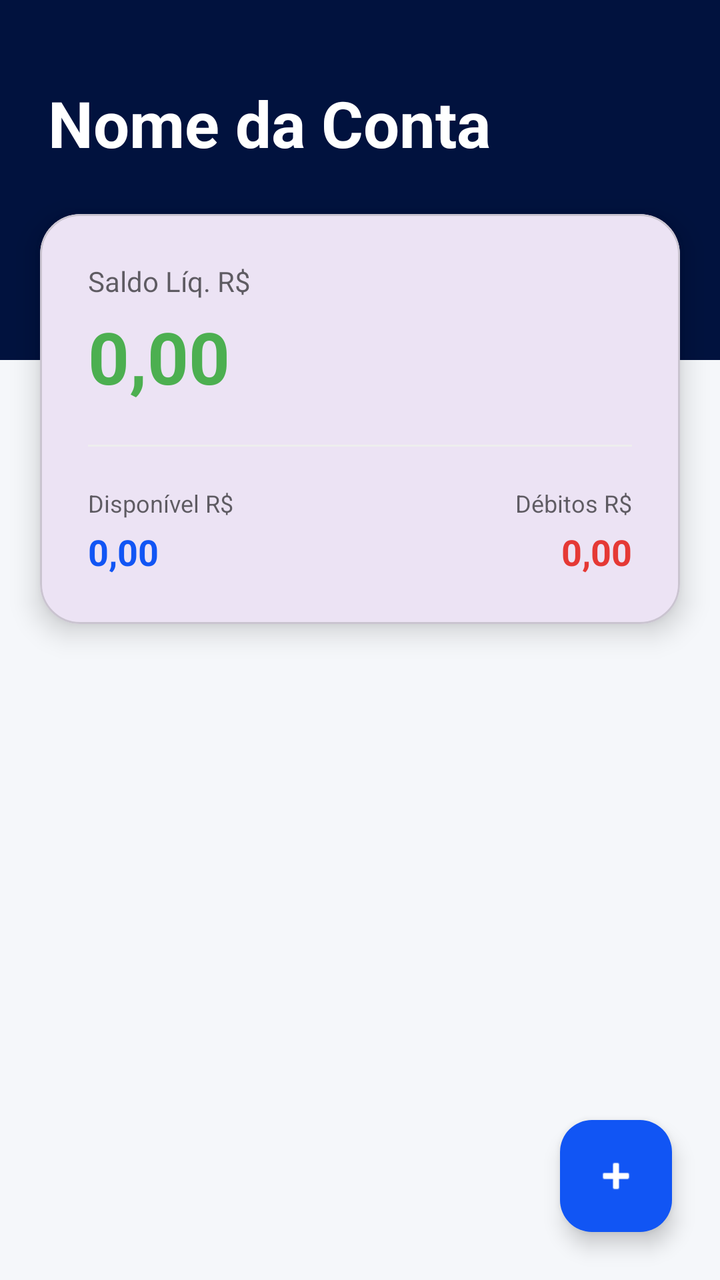
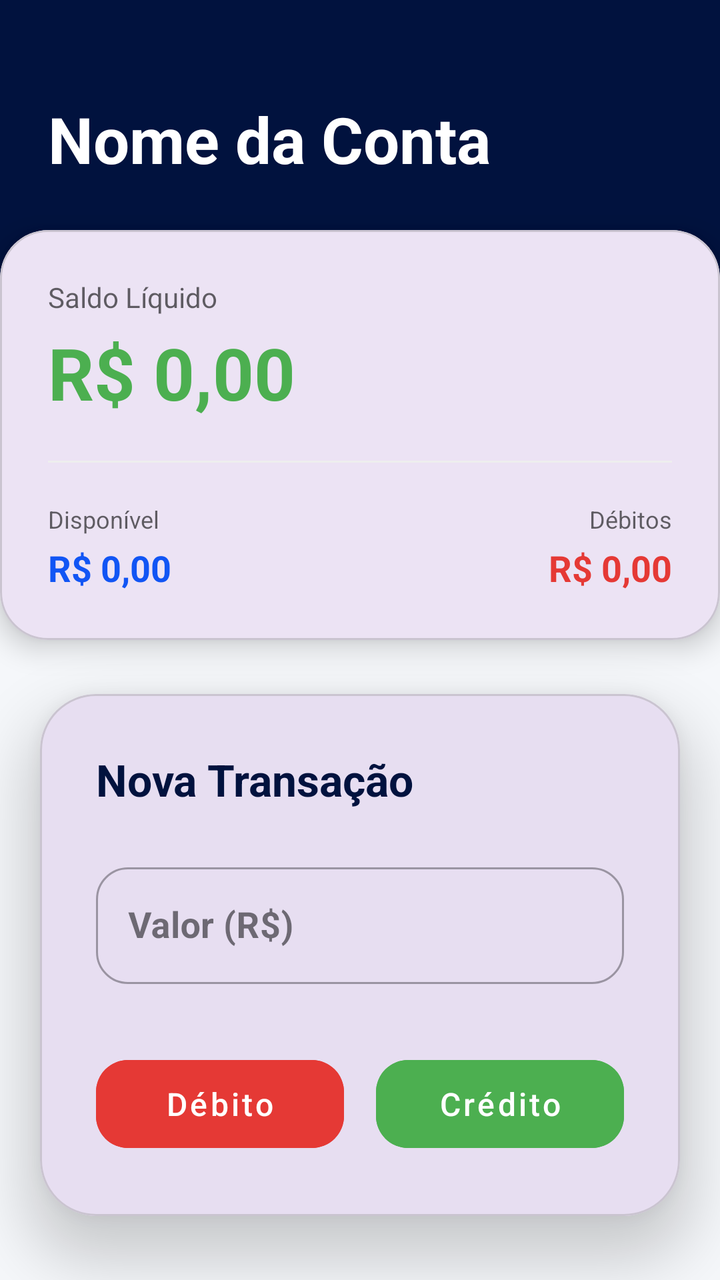

Two renders of the same Android screen: before a commit and after it. Below are the layout's source before the change and the commit's diff.
<!-- AndroidManifest.xml: application theme Theme.MeuControleFinaceiro -->
<!-- res/layout/fragment_fragmentbanco_aberto.xml -->
<?xml version="1.0" encoding="utf-8"?>
<androidx.constraintlayout.widget.ConstraintLayout xmlns:android="http://schemas.android.com/apk/res/android"
    xmlns:app="http://schemas.android.com/apk/res-auto"
    xmlns:tools="http://schemas.android.com/tools"
    android:layout_width="match_parent"
    android:layout_height="match_parent"
    android:background="#F5F7FA"
    tools:context=".ui.bancoAberto.FragmentbancoAberto">

    
    <View
        android:id="@+id/viewHeaderBackground"
        android:layout_width="match_parent"
        android:layout_height="180dp"
        android:background="@color/azul2"
        app:layout_constraintTop_toTopOf="parent" />

    <TextView
        android:id="@+id/textNomeConta"
        android:layout_width="0dp"
        android:layout_height="wrap_content"
        android:layout_marginStart="24dp"
        android:layout_marginTop="40dp"
        android:layout_marginEnd="24dp"
        android:text="Nome da Conta"
        android:textColor="@color/white"
        android:textSize="32sp"
        android:textStyle="bold"
        app:layout_constraintEnd_toEndOf="parent"
        app:layout_constraintStart_toStartOf="parent"
        app:layout_constraintTop_toTopOf="parent" />

    
    <com.google.android.material.card.MaterialCardView
        android:id="@+id/cardInfo"
        android:layout_width="match_parent"
        android:layout_height="wrap_content"
        android:layout_marginStart="20dp"
        android:layout_marginTop="24dp"
        android:layout_marginEnd="20dp"
        app:cardCornerRadius="20dp"
        app:cardElevation="8dp"
        app:layout_constraintTop_toBottomOf="@id/textNomeConta">

        <androidx.constraintlayout.widget.ConstraintLayout
            android:layout_width="match_parent"
            android:layout_height="wrap_content"
            android:padding="24dp">

            <TextView
                android:id="@+id/textView4"
                android:layout_width="wrap_content"
                android:layout_height="wrap_content"
                android:alpha="0.6"
                android:text="Saldo Líq. R$"
                android:textColor="@color/black"
                android:textSize="14sp"
                app:layout_constraintStart_toStartOf="parent"
                app:layout_constraintTop_toTopOf="parent" />

            <TextView
                android:id="@+id/textSaldoLiq"
                android:layout_width="wrap_content"
                android:layout_height="wrap_content"
                android:layout_marginTop="4dp"
                android:text="0,00"
                android:textColor="@color/verde"
                android:textSize="36sp"
                android:textStyle="bold"
                app:layout_constraintStart_toStartOf="parent"
                app:layout_constraintTop_toBottomOf="@id/textView4" />

            <View
                android:id="@+id/cardDivider"
                android:layout_width="match_parent"
                android:layout_height="1dp"
                android:layout_marginTop="20dp"
                android:background="#EEEEEE"
                app:layout_constraintTop_toBottomOf="@id/textSaldoLiq" />

            <LinearLayout
                android:layout_width="match_parent"
                android:layout_height="wrap_content"
                android:layout_marginTop="20dp"
                android:baselineAligned="false"
                android:orientation="horizontal"
                app:layout_constraintTop_toBottomOf="@id/cardDivider">

                <LinearLayout
                    android:layout_width="0dp"
                    android:layout_height="wrap_content"
                    android:layout_weight="1"
                    android:orientation="vertical">

                    <TextView
                        android:id="@+id/textView5"
                        android:layout_width="wrap_content"
                        android:layout_height="wrap_content"
                        android:alpha="0.6"
                        android:text="Disponível R$"
                        android:textColor="@color/black"
                        android:textSize="12sp" />

                    <TextView
                        android:id="@+id/textSaldoDisponivel"
                        android:layout_width="wrap_content"
                        android:layout_height="wrap_content"
                        android:layout_marginTop="4dp"
                        android:text="0,00"
                        android:textColor="@color/azul"
                        android:textSize="18sp"
                        android:textStyle="bold" />
                </LinearLayout>

                <LinearLayout
                    android:layout_width="0dp"
                    android:layout_height="wrap_content"
                    android:layout_weight="1"
                    android:gravity="end"
                    android:orientation="vertical">

                    <TextView
                        android:id="@+id/textView8"
                        android:layout_width="wrap_content"
                        android:layout_height="wrap_content"
                        android:alpha="0.6"
                        android:text="Débitos R$"
                        android:textColor="@color/black"
                        android:textSize="12sp" />

                    <TextView
                        android:id="@+id/textDebitos"
                        android:layout_width="wrap_content"
                        android:layout_height="wrap_content"
                        android:layout_marginTop="4dp"
                        android:text="0,00"
                        android:textColor="@color/red"
                        android:textSize="18sp"
                        android:textStyle="bold" />
                </LinearLayout>
            </LinearLayout>

        </androidx.constraintlayout.widget.ConstraintLayout>
    </com.google.android.material.card.MaterialCardView>

    <ProgressBar
        android:id="@+id/progressBarBancoAberto"
        style="?android:attr/progressBarStyle"
        android:layout_width="wrap_content"
        android:layout_height="wrap_content"
        android:elevation="10dp"
        android:visibility="gone"
        app:layout_constraintBottom_toBottomOf="parent"
        app:layout_constraintEnd_toEndOf="parent"
        app:layout_constraintStart_toStartOf="parent"
        app:layout_constraintTop_toTopOf="parent" />

    <com.google.android.material.floatingactionbutton.FloatingActionButton
        android:id="@+id/fabAddTrazacao"
        android:layout_width="wrap_content"
        android:layout_height="wrap_content"
        android:layout_marginEnd="24dp"
        android:layout_marginBottom="24dp"
        android:backgroundTint="@color/azul"
        android:clickable="true"
        android:contentDescription="Adicionar Transação"
        android:focusable="true"
        app:layout_constraintBottom_toBottomOf="parent"
        app:layout_constraintEnd_toEndOf="parent"
        app:srcCompat="@android:drawable/ic_input_add"
        app:tint="@color/white" />

</androidx.constraintlayout.widget.ConstraintLayout>
<!-- resources referenced by this layout -->
<resources>
  <color name="azul">#1155F4</color>
  <color name="azul2">#01123E</color>
  <color name="black">#FF000000</color>
  <color name="red">#E53935</color>
  <color name="verde">#4CAF50</color>
  <color name="white">#FFFFFFFF</color>
  <style name="Theme.MeuControleFinaceiro" parent="Base.Theme.MeuControleFinaceiro" />
  <style name="Base.Theme.MeuControleFinaceiro" parent="Theme.Material3.DayNight.NoActionBar">
          
  
  
      </style>
</resources>

<!-- the commit's change to res/layout/fragment_fragmentbanco_aberto.xml (unified diff, before → after) -->
@@ -5,14 +5,16 @@
     android:layout_width="match_parent"
     android:layout_height="match_parent"
     android:background="#F5F7FA"
+    android:visibility="visible"
     tools:context=".ui.bancoAberto.FragmentbancoAberto">
 
     
     <View
         android:id="@+id/viewHeaderBackground"
         android:layout_width="match_parent"
-        android:layout_height="180dp"
+        android:layout_height="200dp"
         android:background="@color/azul2"
+        android:visibility="visible"
         app:layout_constraintTop_toTopOf="parent" />
 
     <TextView
@@ -20,12 +22,13 @@
         android:layout_width="0dp"
         android:layout_height="wrap_content"
         android:layout_marginStart="24dp"
-        android:layout_marginTop="40dp"
+        android:layout_marginTop="48dp"
         android:layout_marginEnd="24dp"
         android:text="Nome da Conta"
         android:textColor="@color/white"
         android:textSize="32sp"
         android:textStyle="bold"
+        android:visibility="visible"
         app:layout_constraintEnd_toEndOf="parent"
         app:layout_constraintStart_toStartOf="parent"
         app:layout_constraintTop_toTopOf="parent" />
@@ -35,12 +38,13 @@
         android:id="@+id/cardInfo"
         android:layout_width="match_parent"
         android:layout_height="wrap_content"
-        android:layout_marginStart="20dp"
         android:layout_marginTop="24dp"
-        android:layout_marginEnd="20dp"
-        app:cardCornerRadius="20dp"
+        android:visibility="visible"
+        app:cardCornerRadius="24dp"
         app:cardElevation="8dp"
-        app:layout_constraintTop_toBottomOf="@id/textNomeConta">
+        app:layout_constraintTop_toBottomOf="@id/textNomeConta"
+        tools:layout_editor_absoluteX="20dp"
+        tools:visibility="visible">
 
         <androidx.constraintlayout.widget.ConstraintLayout
             android:layout_width="match_parent"
@@ -52,7 +56,7 @@
                 android:layout_width="wrap_content"
                 android:layout_height="wrap_content"
                 android:alpha="0.6"
-                android:text="Saldo Líq. R$"
+                android:text="Saldo Líquido"
                 android:textColor="@color/black"
                 android:textSize="14sp"
                 app:layout_constraintStart_toStartOf="parent"
@@ -63,7 +67,7 @@
                 android:layout_width="wrap_content"
                 android:layout_height="wrap_content"
                 android:layout_marginTop="4dp"
-                android:text="0,00"
+                android:text="R$ 0,00"
                 android:textColor="@color/verde"
                 android:textSize="36sp"
                 android:textStyle="bold"
@@ -97,7 +101,7 @@
                         android:layout_width="wrap_content"
                         android:layout_height="wrap_content"
                         android:alpha="0.6"
-                        android:text="Disponível R$"
+                        android:text="Disponível"
                         android:textColor="@color/black"
                         android:textSize="12sp" />
 
@@ -106,7 +110,7 @@
                         android:layout_width="wrap_content"
                         android:layout_height="wrap_content"
                         android:layout_marginTop="4dp"
-                        android:text="0,00"
+                        android:text="R$ 0,00"
                         android:textColor="@color/azul"
                         android:textSize="18sp"
                         android:textStyle="bold" />
@@ -124,7 +128,7 @@
                         android:layout_width="wrap_content"
                         android:layout_height="wrap_content"
                         android:alpha="0.6"
-                        android:text="Débitos R$"
+                        android:text="Débitos"
                         android:textColor="@color/black"
                         android:textSize="12sp" />
 
@@ -133,12 +137,102 @@
                         android:layout_width="wrap_content"
                         android:layout_height="wrap_content"
                         android:layout_marginTop="4dp"
-                        android:text="0,00"
+                        android:text="R$ 0,00"
                         android:textColor="@color/red"
                         android:textSize="18sp"
                         android:textStyle="bold" />
                 </LinearLayout>
             </LinearLayout>
+        </androidx.constraintlayout.widget.ConstraintLayout>
+    </com.google.android.material.card.MaterialCardView>
+
+    
+    <com.google.android.material.card.MaterialCardView
+        android:id="@+id/adTrazacao"
+        android:layout_width="match_parent"
+        android:layout_height="wrap_content"
+        android:layout_marginStart="20dp"
+        android:layout_marginEnd="20dp"
+        android:layout_marginBottom="32dp"
+        android:visibility="visible"
+        app:cardCornerRadius="28dp"
+        app:cardElevation="16dp"
+        app:layout_constraintBottom_toBottomOf="parent"
+        app:layout_constraintEnd_toEndOf="parent"
+        app:layout_constraintStart_toStartOf="parent">
+
+        <androidx.constraintlayout.widget.ConstraintLayout
+            android:layout_width="match_parent"
+            android:layout_height="wrap_content"
+            android:padding="28dp">
+
+            <TextView
+                android:id="@+id/textView2"
+                android:layout_width="wrap_content"
+                android:layout_height="wrap_content"
+                android:text="@string/string_adTrazacao_title"
+                android:textColor="@color/azul2"
+                android:textSize="22sp"
+                android:textStyle="bold"
+                app:layout_constraintStart_toStartOf="parent"
+                app:layout_constraintTop_toTopOf="parent" />
+
+            <com.google.android.material.textfield.TextInputLayout
+                android:id="@+id/tilValor"
+                style="@style/Widget.MaterialComponents.TextInputLayout.OutlinedBox"
+                android:layout_width="match_parent"
+                android:layout_height="wrap_content"
+                android:layout_marginTop="24dp"
+                android:hint="@string/valor"
+                app:boxCornerRadiusBottomEnd="16dp"
+                app:boxCornerRadiusBottomStart="16dp"
+                app:boxCornerRadiusTopEnd="16dp"
+                app:boxCornerRadiusTopStart="16dp"
+                app:layout_constraintTop_toBottomOf="@id/textView2"
+                app:prefixText="R$ "
+                app:prefixTextColor="@color/azul">
+
+                <com.google.android.material.textfield.TextInputEditText
+                    android:id="@+id/editTextValor"
+                    android:layout_width="match_parent"
+                    android:layout_height="wrap_content"
+                    android:inputType="numberDecimal"
+                    android:textColor="@color/black"
+                    android:textSize="18sp"
+                    android:textStyle="bold" />
+            </com.google.android.material.textfield.TextInputLayout>
+
+            <com.google.android.material.button.MaterialButton
+                android:id="@+id/btnDebito"
+                style="@style/Widget.MaterialComponents.Button.UnelevatedButton"
+                android:layout_width="0dp"
+                android:layout_height="56dp"
+                android:layout_marginTop="32dp"
+                android:layout_marginEnd="8dp"
+                android:backgroundTint="@color/red"
+                android:text="@string/debito"
+                android:textAllCaps="false"
+                android:textSize="16sp"
+                app:cornerRadius="16dp"
+                app:layout_constraintEnd_toStartOf="@+id/btnCredito"
+                app:layout_constraintStart_toStartOf="parent"
+                app:layout_constraintTop_toBottomOf="@id/tilValor" />
+
+            <com.google.android.material.button.MaterialButton
+                android:id="@+id/btnCredito"
+                style="@style/Widget.MaterialComponents.Button.UnelevatedButton"
+                android:layout_width="0dp"
+                android:layout_height="56dp"
+                android:layout_marginStart="8dp"
+                android:backgroundTint="@color/verde"
+                android:text="@string/credito"
+                android:textAllCaps="false"
+                android:textSize="16sp"
+                app:cornerRadius="16dp"
+                app:layout_constraintBottom_toBottomOf="@+id/btnDebito"
+                app:layout_constraintEnd_toEndOf="parent"
+                app:layout_constraintStart_toEndOf="@+id/btnDebito"
+                app:layout_constraintTop_toTopOf="@+id/btnDebito" />
 
         </androidx.constraintlayout.widget.ConstraintLayout>
     </com.google.android.material.card.MaterialCardView>
@@ -148,26 +242,11 @@
         style="?android:attr/progressBarStyle"
         android:layout_width="wrap_content"
         android:layout_height="wrap_content"
-        android:elevation="10dp"
+        android:elevation="20dp"
         android:visibility="gone"
         app:layout_constraintBottom_toBottomOf="parent"
         app:layout_constraintEnd_toEndOf="parent"
         app:layout_constraintStart_toStartOf="parent"
         app:layout_constraintTop_toTopOf="parent" />
 
-    <com.google.android.material.floatingactionbutton.FloatingActionButton
-        android:id="@+id/fabAddTrazacao"
-        android:layout_width="wrap_content"
-        android:layout_height="wrap_content"
-        android:layout_marginEnd="24dp"
-        android:layout_marginBottom="24dp"
-        android:backgroundTint="@color/azul"
-        android:clickable="true"
-        android:contentDescription="Adicionar Transação"
-        android:focusable="true"
-        app:layout_constraintBottom_toBottomOf="parent"
-        app:layout_constraintEnd_toEndOf="parent"
-        app:srcCompat="@android:drawable/ic_input_add"
-        app:tint="@color/white" />
-
 </androidx.constraintlayout.widget.ConstraintLayout>
<!-- resource entries referenced after the edit -->
@@ -6,6 +6,10 @@
   <color name="red">#E53935</color>
   <color name="verde">#4CAF50</color>
   <color name="white">#FFFFFFFF</color>
+  <string name="credito">Crédito</string>
+  <string name="debito">Débito</string>
+  <string name="string_adTrazacao_title">Nova Transação</string>
+  <string name="valor">Valor (R$)</string>
   <style name="Theme.MeuControleFinaceiro" parent="Base.Theme.MeuControleFinaceiro" />
   <style name="Base.Theme.MeuControleFinaceiro" parent="Theme.Material3.DayNight.NoActionBar">
           
